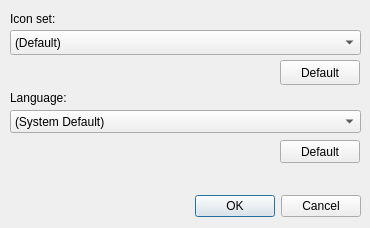
Above: src/qt/qt_progsettings.ui from 86Box/86Box before the change. Below: the same form after it.
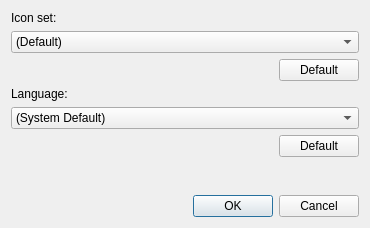
That is the form after the change.

What changed in the file:
```diff
--- a/src/qt/qt_progsettings.ui
+++ b/src/qt/qt_progsettings.ui
@@ -13,31 +13,45 @@
   <property name="windowTitle">
    <string>Preferences</string>
   </property>
-  <widget class="QDialogButtonBox" name="buttonBox">
-   <property name="geometry">
-    <rect>
-     <x>20</x>
-     <y>190</y>
-     <width>341</width>
-     <height>32</height>
-    </rect>
-   </property>
+  <layout class="QGridLayout" name="gridLayout">
+   <item row="6" column="1">
+    <spacer name="verticalSpacer">
    <property name="orientation">
-    <enum>Qt::Horizontal</enum>
-   </property>
-   <property name="standardButtons">
-    <set>QDialogButtonBox::Cancel|QDialogButtonBox::Ok</set>
-   </property>
-  </widget>
+      <enum>Qt::Vertical</enum>
+     </property>
+     <property name="sizeHint" stdset="0">
+      <size>
+       <width>20</width>
+       <height>40</height>
+      </size>
+     </property>
+    </spacer>
+   </item>
+   <item row="4" column="0" colspan="2">
+    <widget class="QComboBox" name="comboBoxLanguage">
+     <item>
+      <property name="text">
+       <string>(System Default)</string>
+      </property>
+     </item>
+    </widget>
+   </item>
+   <item row="2" column="1">
+    <widget class="QPushButton" name="pushButton">
+     <property name="text">
+      <string>Default</string>
+     </property>
+    </widget>
+   </item>
+   <item row="3" column="0" colspan="2">
+    <widget class="QLabel" name="label_2">
+     <property name="text">
+      <string>Language:</string>
+     </property>
+    </widget>
+   </item>
+   <item row="1" column="0" colspan="2">
   <widget class="QComboBox" name="comboBox">
-   <property name="geometry">
-    <rect>
-     <x>10</x>
-     <y>30</y>
-     <width>351</width>
-     <height>25</height>
-    </rect>
-   </property>
    <property name="editable">
     <bool>false</bool>
    </property>
@@ -47,73 +61,58 @@
     </property>
    </item>
   </widget>
+   </item>
+   <item row="7" column="0" colspan="2">
+    <widget class="QDialogButtonBox" name="buttonBox">
+     <property name="orientation">
+      <enum>Qt::Horizontal</enum>
+     </property>
+     <property name="standardButtons">
+      <set>QDialogButtonBox::Cancel|QDialogButtonBox::Ok</set>
+     </property>
+    </widget>
+   </item>
+   <item row="5" column="0">
+    <spacer name="horizontalSpacer_2">
+     <property name="orientation">
+      <enum>Qt::Horizontal</enum>
+     </property>
+     <property name="sizeHint" stdset="0">
+      <size>
+       <width>40</width>
+       <height>20</height>
+      </size>
+     </property>
+    </spacer>
+   </item>
+   <item row="0" column="0" colspan="2">
   <widget class="QLabel" name="label">
-   <property name="geometry">
-    <rect>
-     <x>10</x>
-     <y>10</y>
-     <width>351</width>
-     <height>17</height>
-    </rect>
-   </property>
    <property name="text">
     <string>Icon set:</string>
    </property>
   </widget>
-  <widget class="QPushButton" name="pushButton">
-   <property name="geometry">
-    <rect>
-     <x>280</x>
-     <y>60</y>
-     <width>80</width>
-     <height>25</height>
-    </rect>
-   </property>
-   <property name="text">
-    <string>Default</string>
-   </property>
-  </widget>
-  <widget class="QLabel" name="label_2">
-   <property name="geometry">
-    <rect>
-     <x>10</x>
-     <y>90</y>
-     <width>351</width>
-     <height>16</height>
-    </rect>
-   </property>
-   <property name="text">
-    <string>Language:</string>
-   </property>
-  </widget>
+   </item>
+   <item row="5" column="1">
   <widget class="QPushButton" name="pushButtonLanguage">
-   <property name="geometry">
-    <rect>
-     <x>280</x>
-     <y>140</y>
-     <width>80</width>
-     <height>23</height>
-    </rect>
-   </property>
    <property name="text">
     <string>Default</string>
    </property>
   </widget>
-  <widget class="QComboBox" name="comboBoxLanguage">
-   <property name="geometry">
-    <rect>
-     <x>10</x>
-     <y>110</y>
-     <width>351</width>
-     <height>23</height>
-    </rect>
-   </property>
-   <item>
-    <property name="text">
-     <string>(System Default)</string>
-    </property>
+   </item>
+   <item row="2" column="0">
+    <spacer name="horizontalSpacer">
+     <property name="orientation">
+      <enum>Qt::Horizontal</enum>
+     </property>
+     <property name="sizeHint" stdset="0">
+      <size>
+       <width>40</width>
+       <height>20</height>
+      </size>
+     </property>
+    </spacer>
    </item>
-  </widget>
+  </layout>
  </widget>
  <resources/>
  <connections>
```
Lines whose indentation alone changed are shown as unchanged.
